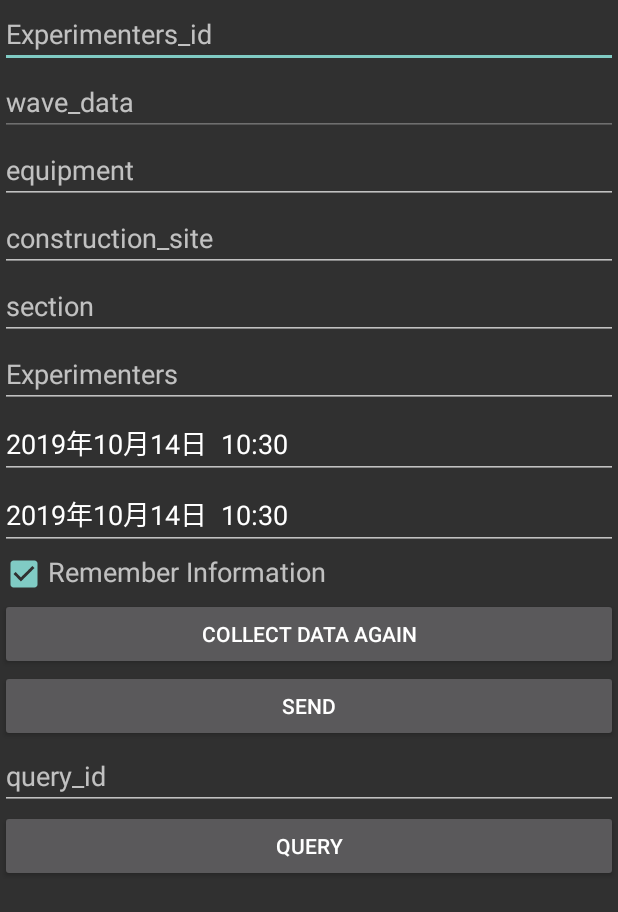
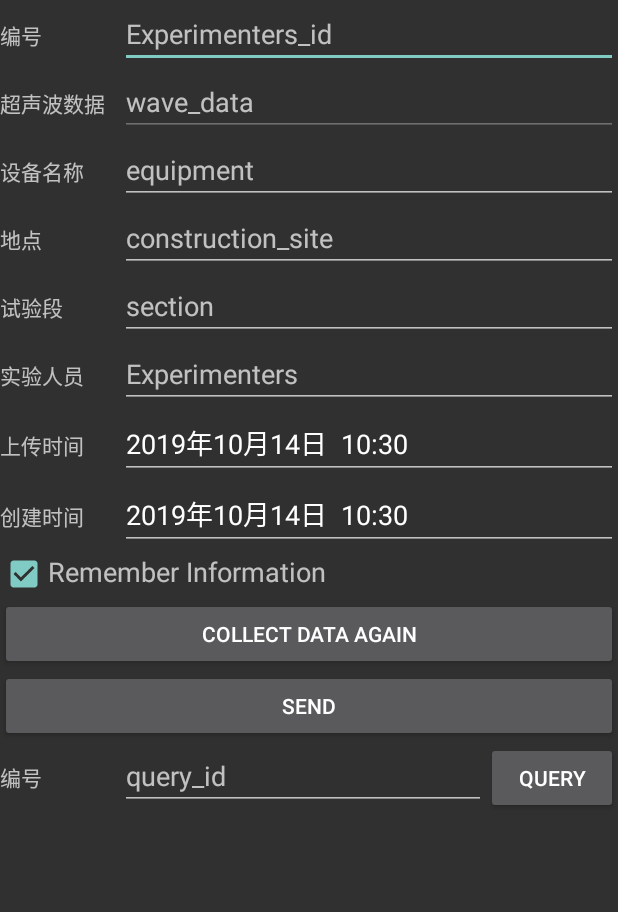
Before and after one commit to jackoftongji/BlueTooth-1, an Android app: the FirstActivity screen opened directly, with no data from a screen before it, on a phone screen of 412 x 824 dp. Shown: the top 912 px of the screen. Run offline under Robolectric (Android 15) with nearby library versions, the phone set to English and light mode, and no system bars; our stand-ins replace EventBus; 5 statements that could not run were skipped.

Commit message:
添加标签/限制页面大小

```diff
--- a/app/build.gradle
+++ b/app/build.gradle
@@ -10,6 +10,17 @@ android {
         versionName "1.0"
         testInstrumentationRunner "android.support.test.runner.AndroidJUnitRunner"
     }
+
+    android.applicationVariants.all {
+        variant ->
+            variant.outputs.all {
+                // 此处指定生成的apk文件名
+                outputFileName = "BlueTooth.apk"
+            }
+    }
+
+
+
     buildTypes {
         release {
             minifyEnabled false
--- a/app/src/main/res/layout/first_layout.xml
+++ b/app/src/main/res/layout/first_layout.xml
@@ -5,61 +5,151 @@
     android:layout_height="match_parent">
     <ScrollView
         android:layout_width="match_parent"
-        android:layout_height="wrap_content">
+        android:layout_height="match_parent">
         <LinearLayout
             android:layout_width="match_parent"
             android:layout_height="wrap_content"
             android:orientation="vertical">
 
+            <LinearLayout
+                android:layout_width="match_parent"
+                android:layout_height="wrap_content"
+                android:orientation="horizontal">
+                <TextView
+                    android:layout_width="80sp"
+                    android:layout_height="wrap_content"
+                    android:text="编号">
+                </TextView>
                 <EditText
                     android:id="@+id/id"
                     android:layout_width="match_parent"
                     android:layout_height="wrap_content"
                     android:hint="Experimenters_id"
                     />
+            </LinearLayout>
+
+            <LinearLayout
+                android:layout_width="match_parent"
+                android:layout_height="wrap_content"
+                android:orientation="horizontal">
+                <TextView
+                    android:layout_width="80sp"
+                    android:layout_height="wrap_content"
+                    android:text="超声波数据">
+                </TextView>
                 <EditText
                     android:enabled="false"
                     android:id="@+id/waveform"
                     android:layout_width="match_parent"
                     android:layout_height="wrap_content"
                     android:hint="wave_data"
+                    android:maxLines="1"
+                    android:inputType="text"
                     />
+            </LinearLayout>
+
+            <LinearLayout
+                android:layout_width="match_parent"
+                android:layout_height="wrap_content"
+                android:orientation="horizontal">
+                <TextView
+                    android:layout_width="80sp"
+                    android:layout_height="wrap_content"
+                    android:text="设备名称">
+                </TextView>
                 <EditText
                     android:id="@+id/equipment"
                     android:layout_width="match_parent"
                     android:layout_height="wrap_content"
                     android:hint="equipment"
                     />
+            </LinearLayout>
+
+            <LinearLayout
+                android:layout_width="match_parent"
+                android:layout_height="wrap_content"
+                android:orientation="horizontal">
+                <TextView
+                    android:layout_width="80sp"
+                    android:layout_height="wrap_content"
+                    android:text="地点">
+                </TextView>
                 <EditText
                     android:id="@+id/construction_site"
                     android:layout_width="match_parent"
                     android:layout_height="wrap_content"
                     android:hint="construction_site"
                     />
+            </LinearLayout>
+
+            <LinearLayout
+                android:layout_width="match_parent"
+                android:layout_height="wrap_content"
+                android:orientation="horizontal">
+                <TextView
+                    android:layout_width="80sp"
+                    android:layout_height="wrap_content"
+                    android:text="试验段">
+                </TextView>
                 <EditText
                     android:id="@+id/section"
                     android:layout_width="match_parent"
                     android:layout_height="wrap_content"
                     android:hint="section"
                     />
+            </LinearLayout>
+
+            <LinearLayout
+                android:layout_width="match_parent"
+                android:layout_height="wrap_content"
+                android:orientation="horizontal">
+                <TextView
+                    android:layout_width="80sp"
+                    android:layout_height="wrap_content"
+                    android:text="实验人员">
+                </TextView>
                 <EditText
                     android:id="@+id/author"
                     android:layout_width="match_parent"
                     android:layout_height="wrap_content"
                     android:hint="Experimenters"
                     />
+            </LinearLayout>
+
+            <LinearLayout
+                android:layout_width="match_parent"
+                android:layout_height="wrap_content"
+                android:orientation="horizontal">
+                <TextView
+                    android:layout_width="80sp"
+                    android:layout_height="wrap_content"
+                    android:text="上传时间">
+                </TextView>
                 <EditText
                     android:id="@+id/upload_date"
                     android:layout_width="match_parent"
                     android:layout_height="wrap_content"
                     android:hint="upload_date"
                     />
+            </LinearLayout>
+
+            <LinearLayout
+                android:layout_width="match_parent"
+                android:layout_height="wrap_content"
+                android:orientation="horizontal">
+                <TextView
+                    android:layout_width="80sp"
+                    android:layout_height="wrap_content"
+                    android:text="创建时间">
+                </TextView>
                 <EditText
                     android:id="@+id/found_date"
                     android:layout_width="match_parent"
                     android:layout_height="wrap_content"
                     android:hint="found_date"
                     />
+            </LinearLayout>
+
 
             <LinearLayout
                 android:layout_width="match_parent"
@@ -75,7 +165,6 @@
                     android:layout_height="wrap_content"
                     android:textSize="18sp"
                     android:text="Remember Information"/>
-
             </LinearLayout>
 
             <Button
@@ -85,23 +174,38 @@
                 android:text="collect data again"
                 android:onClick="collectDataAgain"/>
 
-            <Button android:id="@+id/Button_1"
+            <Button
+                android:id="@+id/Button_1"
+                android:layout_width="match_parent"
                 android:layout_height="wrap_content"
+                android:text="send" />
+
+            <LinearLayout
                 android:layout_width="match_parent"
-                android:text="send"
-                />
+                android:layout_height="wrap_content"
+                android:orientation="horizontal">
+                <TextView
+                    android:layout_width="80sp"
+                    android:layout_height="wrap_content"
+                    android:text="编号">
+                </TextView>
                 <EditText
                     android:id="@+id/query_data"
-                android:layout_width="match_parent"
+                    android:layout_width="0dp"
                     android:layout_height="wrap_content"
+                    android:layout_weight="1"
                     android:hint="query_id"
                     />
                 <Button
                     android:id="@+id/Button_2"
-                android:layout_width="match_parent"
+                    android:layout_width="wrap_content"
                     android:layout_height="wrap_content"
                     android:text="query"
                     />
+            </LinearLayout>
+
+
+
         </LinearLayout>
     </ScrollView>
 
```
Also changed, not shown: 2 other files. Lines whose indentation alone changed are shown as unchanged.
